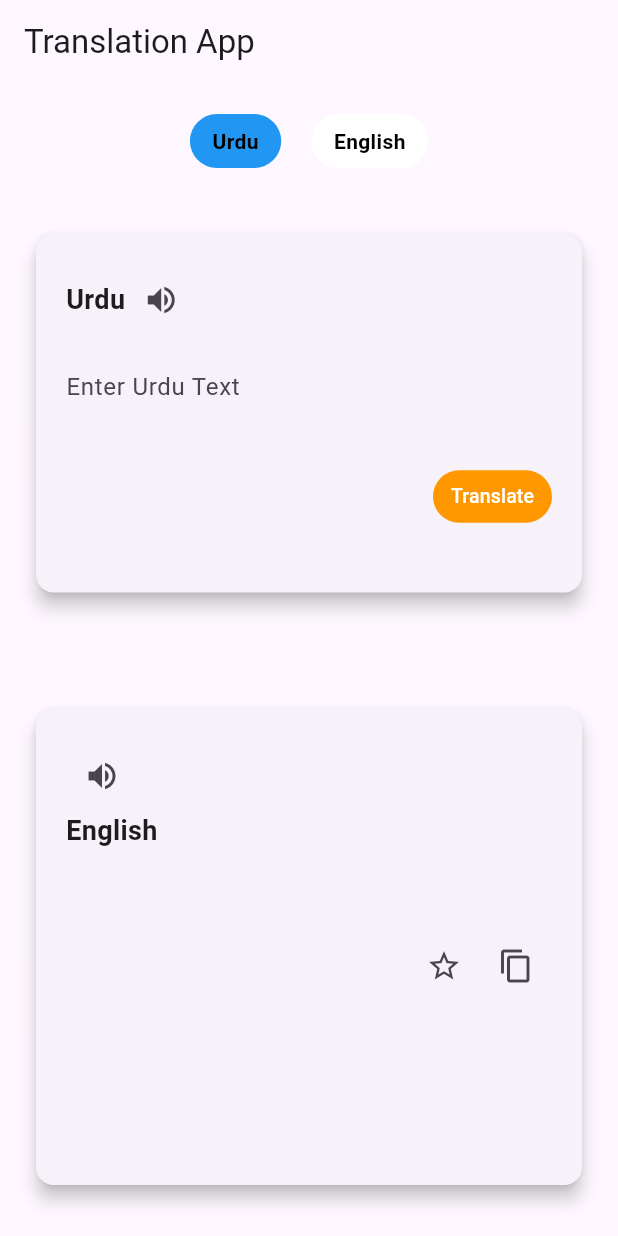
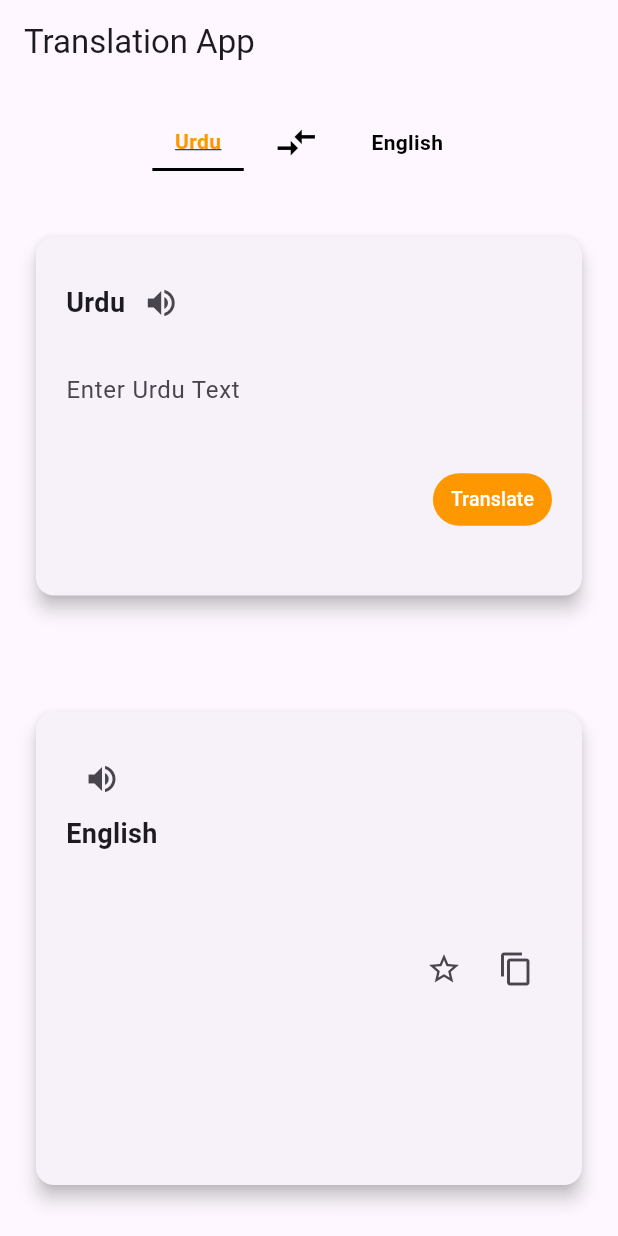
Before and after one commit to Wasiue03/linguotech, a Flutter app: the screen it shows after launch, on a phone screen of 412 x 824 dp. Run offline on Flutter 3.47's test engine with Material 3 defaults, Android fonts, the light colour scheme and no system bars; our stand-ins replace cloud_firestore, firebase_auth, firebase_core, flutter_tts, google_sign_in; missing offline and left inert: clipboard; accounts and stored records are empty.

Commit message:
selected language UI modified andcompare arrow added

```diff
--- a/lib/Screens/Translation_Screen/translate.dart
+++ b/lib/Screens/Translation_Screen/translate.dart
@@ -52,18 +52,35 @@
                 child: Container(
                   padding: EdgeInsets.symmetric(horizontal: 15, vertical: 8),
                   decoration: BoxDecoration(
-                    color:
-                        selectedLanguage == 'Urdu' ? Colors.blue : Colors.white,
-                    borderRadius: BorderRadius.circular(20),
+                    border: selectedLanguage == 'Urdu'
+                        ? Border(
+                            bottom: BorderSide(
+                              color: Colors.black, // Adjust the underline color
+                              width:
+                                  2.0, // Adjust the thickness of the underline
+                            ),
+                          )
+                        : null, // No border when not selected
                   ),
                   child: Text(
                     'Urdu',
                     style: TextStyle(
-                      color: Colors.black,
+                      color: selectedLanguage == 'Urdu'
+                          ? Colors.orange
+                          : Colors.black,
                       fontWeight: FontWeight.bold,
+                      decoration: selectedLanguage == 'Urdu'
+                          ? TextDecoration.underline
+                          : TextDecoration.none,
                     ),
                   ),
                 ),
+              ),
+              SizedBox(width: 20),
+              Icon(
+                Icons.compare_arrows, // Double-headed arrow icon
+                size: 30,
+                color: Colors.black,
               ),
               SizedBox(width: 20),
               GestureDetector(
@@ -73,16 +90,26 @@
                 child: Container(
                   padding: EdgeInsets.symmetric(horizontal: 15, vertical: 8),
                   decoration: BoxDecoration(
-                    color: selectedLanguage == 'English'
-                        ? Colors.blue
-                        : Colors.white,
-                    borderRadius: BorderRadius.circular(20),
+                    border: selectedLanguage == 'English'
+                        ? Border(
+                            bottom: BorderSide(
+                              color: Colors.black, // Adjust the underline color
+                              width:
+                                  2.0, // Adjust the thickness of the underline
+                            ),
+                          )
+                        : null, // No border when not selected
                   ),
                   child: Text(
                     'English',
                     style: TextStyle(
-                      color: Colors.black,
+                      color: selectedLanguage == 'English'
+                          ? Colors.orange
+                          : Colors.black,
                       fontWeight: FontWeight.bold,
+                      decoration: selectedLanguage == 'English'
+                          ? TextDecoration.underline
+                          : TextDecoration.none,
                     ),
                   ),
                 ),
```
